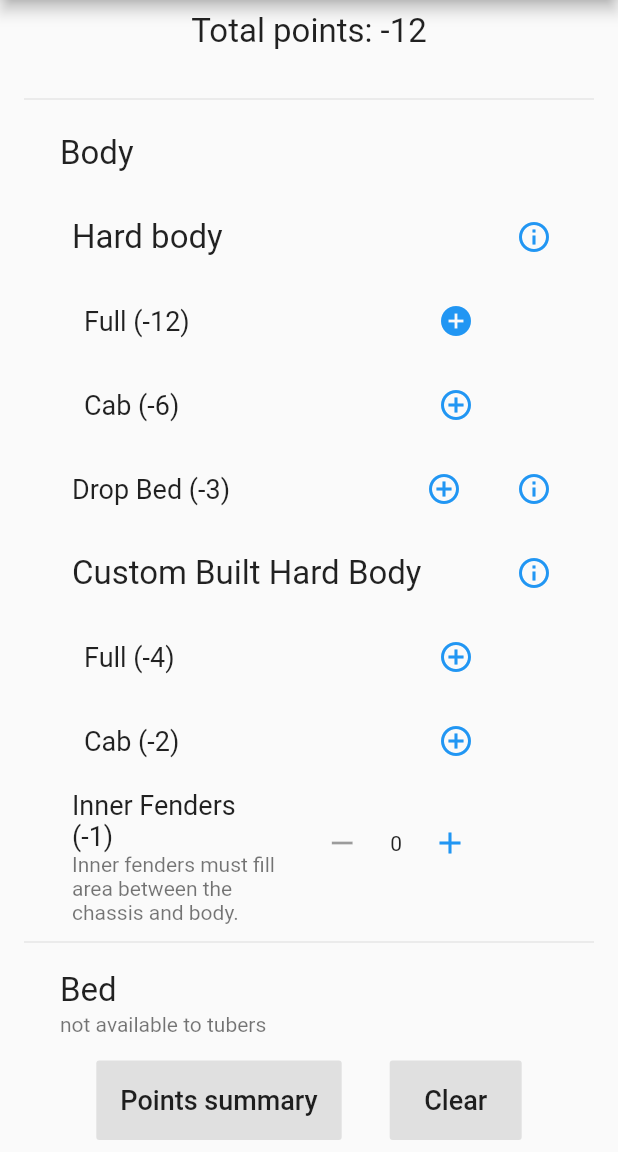
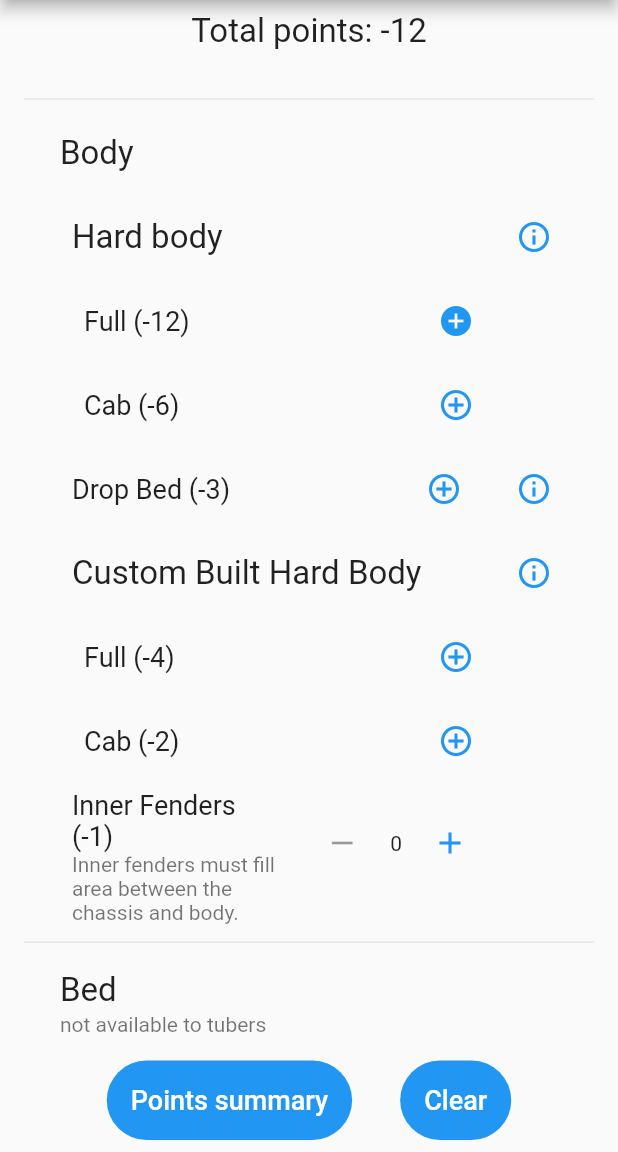
Before and after one commit to jruutiai/scale-points-calculator, a Flutter app: the screen it shows after launch, after a tap on an icon or button, on a phone screen of 412 x 824 dp, the part 84-1236 px from its top. Run offline on Flutter 3.47's test engine with Material 2 defaults, Android fonts, the phone set to English and light mode, and no system bars; our stand-ins replace easy_localization, shared_preferences; missing offline and left inert: clippy, language_picker.

Commit message:
Update version, fix deprecations

```diff
--- a/lib/main.dart
+++ b/lib/main.dart
@@ -3,14 +3,15 @@ import 'dart:convert';
 import 'package:easy_localization/easy_localization.dart';
 import 'package:flutter/material.dart';
 import 'package:flutter/services.dart';
-import 'package:language_pickers/language_picker_dialog.dart';
-import 'package:language_pickers/languages.dart';
+import 'package:language_picker/language_picker_dialog.dart';
+import 'package:language_picker/languages.dart';
 import 'package:shared_preferences/shared_preferences.dart';
 import 'package:clippy/browser.dart' as clippy;
 
 import 'item.dart';
 
-void main() {
+void main() async {
+  await EasyLocalization.ensureInitialized();
   runApp(
     EasyLocalization(
         useOnlyLangCode: true,
@@ -109,17 +110,16 @@ class _ScalePointsCalculatorState extends State<ScalePointsCalculator> {
             data: Theme.of(context)
                 .copyWith(primaryColor: ThemeData.light().primaryColor),
             child: LanguagePickerDialog(
-                languagesList: defaultLanguagesList
+                languages: Languages.defaultLanguages
                     .where((element) => context.supportedLocales
                         .map((e) => e.languageCode)
-                        .contains(element['isoCode']))
-                    .toList()
-                    .cast<Map<String, String>>(),
+                        .contains(element.isoCode))
+                    .toList(),
                 titlePadding: EdgeInsets.all(8.0),
                 isSearchable: false,
                 title: Text(tr('selectLanguage')),
                 onValuePicked: (Language language) => setState(() {
-                      context.locale = Locale(language.isoCode);
+                      context.setLocale(Locale(language.isoCode));
                     }),
                 itemBuilder: _buildDialogItem)),
       );
@@ -158,9 +158,10 @@ class _ScalePointsCalculatorState extends State<ScalePointsCalculator> {
           Row(mainAxisAlignment: MainAxisAlignment.center, children: [
             Padding(
                 padding: EdgeInsets.symmetric(horizontal: 16.0, vertical: 8.0),
-                child: FlatButton(
-                  color: ThemeData.light().buttonColor,
-                  padding: EdgeInsets.all(16.0),
+                child: FilledButton(
+                  style: ButtonStyle(
+                      padding: MaterialStateProperty.all<EdgeInsetsGeometry>(EdgeInsets.all(16.0))
+                  ),
                   onPressed: getPoints() < 0
                       ? () {
                           _showSummaryView();
@@ -173,9 +174,10 @@ class _ScalePointsCalculatorState extends State<ScalePointsCalculator> {
                 )),
             Padding(
                 padding: EdgeInsets.symmetric(horizontal: 16.0, vertical: 8.0),
-                child: FlatButton(
-                  color: ThemeData.light().buttonColor,
-                  padding: EdgeInsets.all(16.0),
+                child: FilledButton(
+                  style: ButtonStyle(
+                      padding: MaterialStateProperty.all<EdgeInsetsGeometry>(EdgeInsets.all(16.0))
+                  ),
                   onPressed: () async {
                     await _clearSaved();
                   },
@@ -286,7 +288,7 @@ class _ScalePointsCalculatorState extends State<ScalePointsCalculator> {
               actions: [
                 IconButton(
                     icon:
-                        Icon(Icons.copy, color: ThemeData.light().accentColor),
+                        Icon(Icons.copy),
                     onPressed: () async {
                       var text = "";
                       _points.items.forEach((element) {
@@ -357,7 +359,7 @@ class _ScalePointsCalculatorState extends State<ScalePointsCalculator> {
                       IconButton(
                         icon: Icon(Icons.remove,
                             color: alreadySaved > 0
-                                ? ThemeData.light().accentColor
+                                ? ThemeData.light().colorScheme.secondary
                                 : ThemeData.light().disabledColor),
                         onPressed: () async {
                           await _remove(item);
@@ -370,7 +372,7 @@ class _ScalePointsCalculatorState extends State<ScalePointsCalculator> {
                         icon: Icon(Icons.add,
                             color: item.maxSelections == null ||
                                     alreadySaved < item.maxSelections
-                                ? ThemeData.light().accentColor
+                                ? ThemeData.light().colorScheme.secondary
                                 : ThemeData.light().disabledColor),
                         onPressed: () async {
                           if (item.maxSelections == null ||
@@ -390,7 +392,7 @@ class _ScalePointsCalculatorState extends State<ScalePointsCalculator> {
                                 : Icons.add_circle_outline,
                             color: alreadySaved > 0
                                 ? ThemeData.light().primaryColor
-                                : ThemeData.light().accentColor,
+                                : ThemeData.light().colorScheme.secondary,
                           )),
                       _infoButton(item)
                     ]),
--- a/pubspec.yaml
+++ b/pubspec.yaml
@@ -31,10 +31,10 @@ dependencies:
   # Use with the CupertinoIcons class for iOS style icons.
   cupertino_icons: ^1.0.1
 
-  language_pickers: ^0.2.0+1
-  easy_localization: ^2.3.3
+  language_picker: ^0.4.3
+  easy_localization: ^3.0.1
 
-  shared_preferences: ^0.5.4+8
+  shared_preferences: ^2.0.18
 
   clippy: ^1.0.0
 
```
Also changed, not shown: pubspec.lock, 1 other file.
